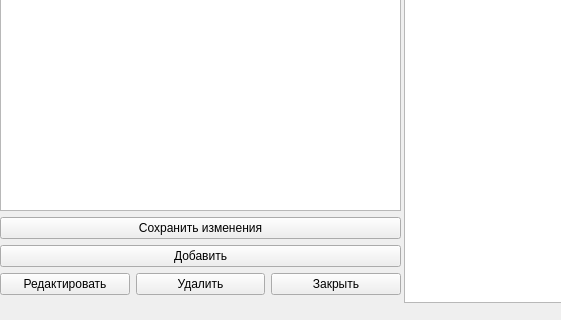
First picture: the form in widget.ui, repository understanding12/project_library_0, before the edit; both pictures show x 0 to 561 and y 316 to 636 of the 1432 by 636 pixel window.
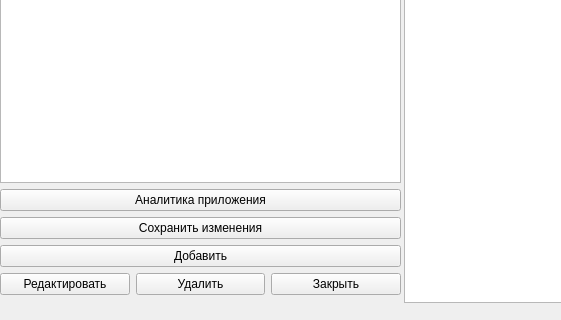
Second picture: the form after the edit.

```diff
--- a/widget.ui
+++ b/widget.ui
@@ -123,7 +123,7 @@
     </rect>
    </property>
   </widget>
-  <widget class="QWidget" name="">
+  <widget class="QWidget" name="layoutWidget">
    <property name="geometry">
     <rect>
      <x>0</x>
@@ -170,6 +170,13 @@
         </column>
        </widget>
       </item>
+      <item>
+       <widget class="QPushButton" name="pushButton">
+        <property name="text">
+         <string>Аналитика приложения</string>
+        </property>
+       </widget>
+      </item>
       <item>
        <widget class="QPushButton" name="saveButton">
         <property name="text">
```
